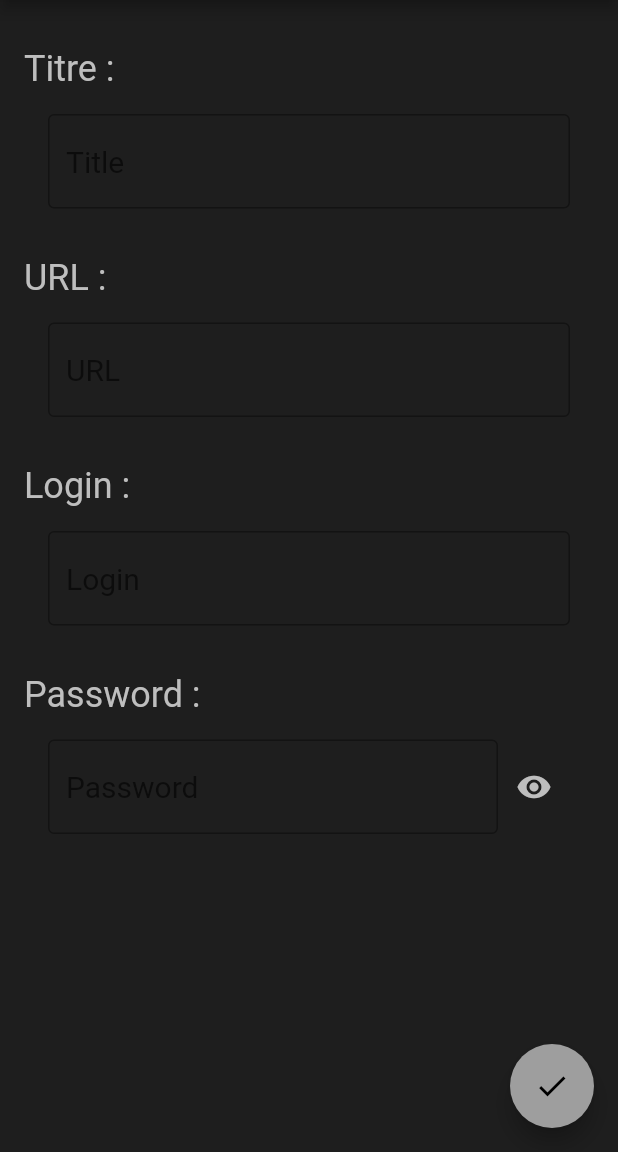
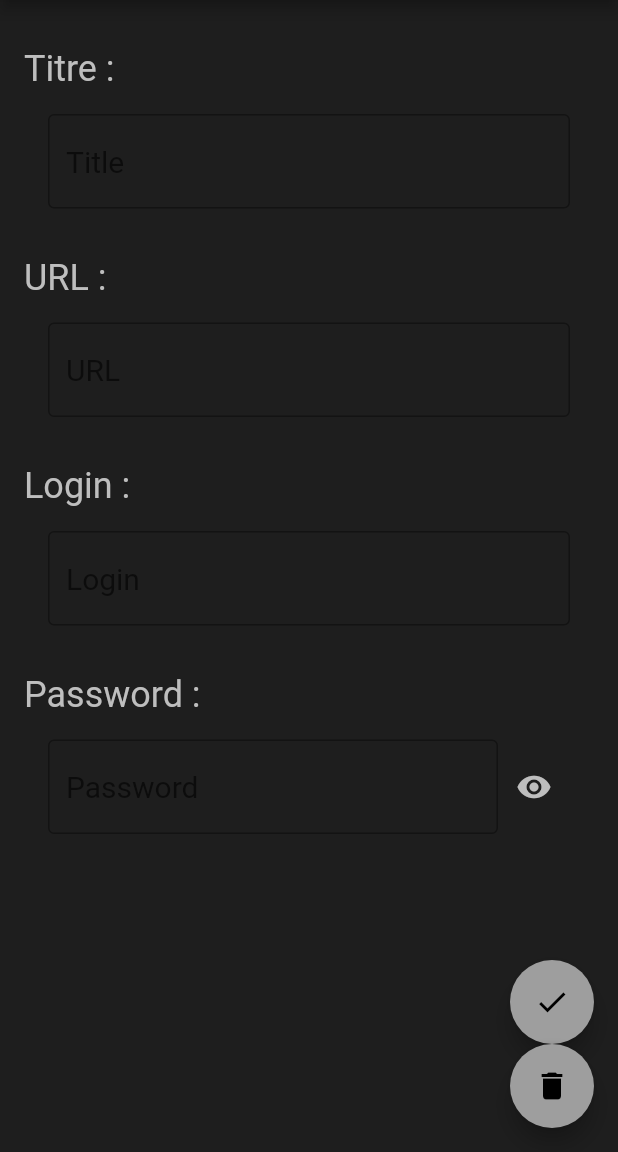
Before and after one commit to marieTozza/flutter, a Flutter app: the AddOrEditAccount screen opened directly, on a phone screen of 412 x 824 dp, the part 84-1236 px from its top. Run offline on Flutter 3.47's test engine with Material 2 defaults, Android fonts, the phone set to English and light mode, and no system bars; our stand-ins replace hive, hive_flutter; accounts and stored records are empty.

Commit message:
refacto & delete button

```diff
--- a/lib/passwords/add_or_edit_page.dart
+++ b/lib/passwords/add_or_edit_page.dart
@@ -3,7 +3,7 @@ import 'package:flutter/material.dart';
 import 'models/account.dart';
 
 class AddOrEditAccount extends StatefulWidget {
-  Account account;
+  Account? account;
   int  index;
   bool isEditing;
   AddOrEditAccount({super.key, required this.index, required this.account, required this.isEditing});
@@ -13,7 +13,7 @@ class AddOrEditAccount extends StatefulWidget {
 
 class _AddOrEditAccountState extends State<AddOrEditAccount> {
   late Icon icon;
-
+  bool isHide = true;
   @override
   Widget build(BuildContext context) {
     if(widget.isEditing == true){
@@ -22,10 +22,10 @@ class _AddOrEditAccountState extends State<AddOrEditAccount> {
       icon = const Icon(Icons.edit);
     }
     var controllers = {
-      "title": TextEditingController(text: widget.account.title),
-      "url": TextEditingController(text: widget.account.url),
-      "login": TextEditingController(text: widget.account.login),
-      "password": TextEditingController(text: widget.account.password),
+      "title": TextEditingController(text: widget.account?.title),
+      "url": TextEditingController(text: widget.account?.url),
+      "login": TextEditingController(text: widget.account?.login),
+      "password": TextEditingController(text: widget.account?.password),
     };
 
     return Scaffold(
@@ -173,7 +173,10 @@ class _AddOrEditAccountState extends State<AddOrEditAccount> {
           )],
         ),
       ),
-      floatingActionButton: FloatingActionButton(
+      floatingActionButton:  Column(
+          mainAxisAlignment: MainAxisAlignment.end,
+          children: [
+            FloatingActionButton(
         onPressed: () {
           if (widget.isEditing == true) {
             widget.account = Account(
@@ -182,7 +185,11 @@ class _AddOrEditAccountState extends State<AddOrEditAccount> {
                 url: controllers['login']!.text,
                 password: controllers['password']!.text
             );
-            Navigator.pop(context, widget.password);
+            final snackBar = SnackBar(
+              content: Text('Element: "${controllers['title']!.text}" saved'),
+            );
+            ScaffoldMessenger.of(context).showSnackBar(snackBar);
+            Navigator.pop(context, widget.account);
           } else {
             setState(() {
               widget.isEditing = true;
@@ -192,6 +199,19 @@ class _AddOrEditAccountState extends State<AddOrEditAccount> {
         },
         child: icon,
       ),
+            FloatingActionButton(
+              onPressed: () async {
+                widget.account = null;
+                const snackBar = SnackBar(
+                  content: Text('Suppression réussie !'),
+                );
+                ScaffoldMessenger.of(context).showSnackBar(snackBar);
+                Navigator.pop(context);
+              },
+              child: const Icon(
+                  Icons.delete
+              ),
+            )] ), // This trailing comma makes auto-formatting nicer for build methods.
     );
   }
 }
--- a/lib/passwords/home_page.dart
+++ b/lib/passwords/home_page.dart
@@ -58,6 +58,8 @@ class _ListPageState extends State<ListPage> {
                                 setState(() {
                                   if (account != null) {
                                     AccountRepository.editAccount(index, account);
+                                  } else {
+                                    AccountRepository.removeAccount(index);
                                   }
                                 });
                               },
```
Also changed, not shown: lib/passwords/details_page.dart (deleted, +0 -27 lines).
